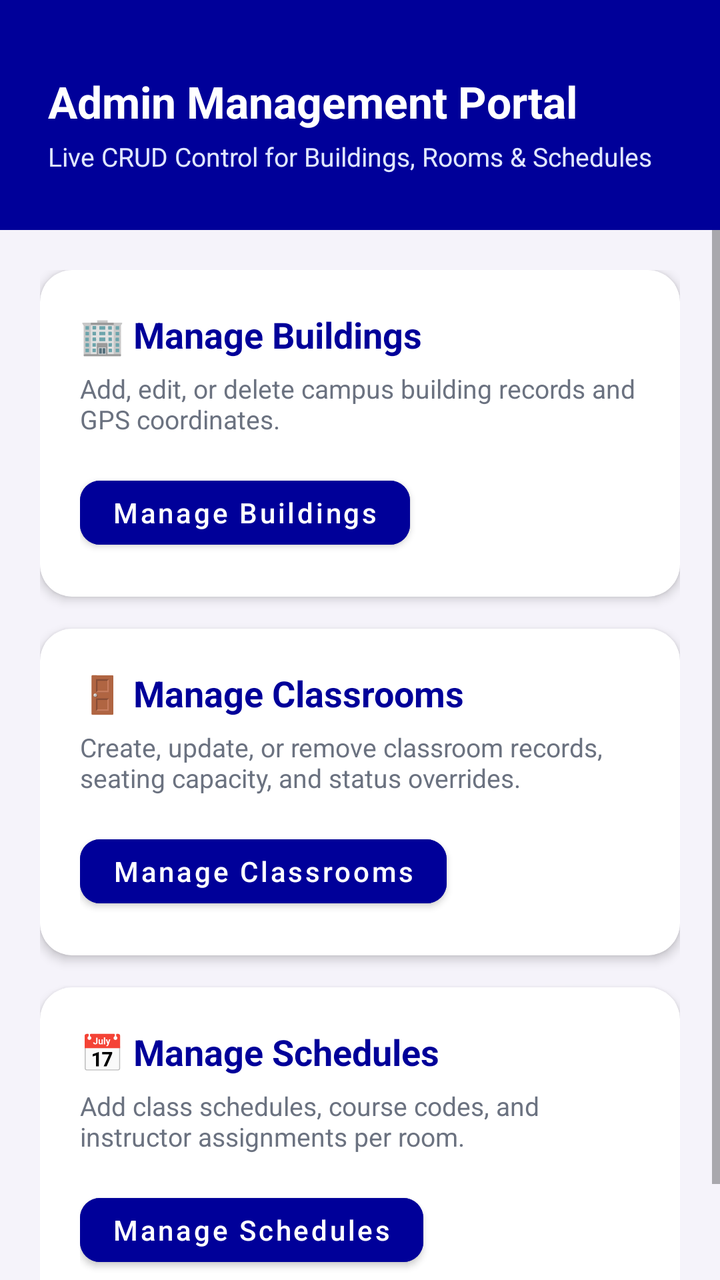
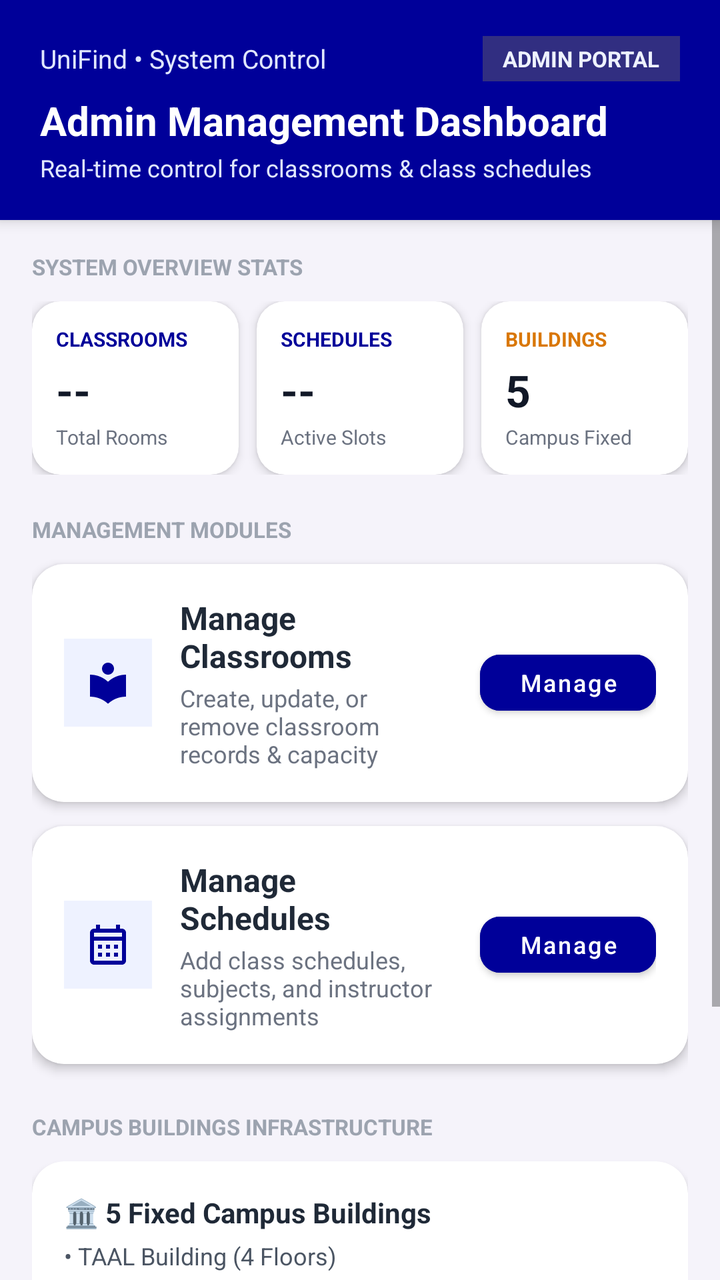

Screens rendered from an Android XML layout before and after an edit, with the pre-edit source and the edit as a unified diff.
<!-- AndroidManifest.xml: application theme Theme.OOPProject -->
<!-- res/layout/fragment_admin_dashboard.xml -->
<?xml version="1.0" encoding="utf-8"?>
<LinearLayout xmlns:android="http://schemas.android.com/apk/res/android"
    xmlns:app="http://schemas.android.com/apk/res-auto"
    xmlns:tools="http://schemas.android.com/tools"
    android:layout_width="match_parent"
    android:layout_height="match_parent"
    android:background="#F5F3FA"
    android:orientation="vertical"
    tools:context=".frontEnd.AdminDashboardFragment">

    
    <LinearLayout
        android:layout_width="match_parent"
        android:layout_height="wrap_content"
        android:background="@color/dark_purple"
        android:orientation="vertical"
        android:paddingHorizontal="24dp"
        android:paddingTop="36dp"
        android:paddingBottom="28dp">

        <TextView
            android:layout_width="wrap_content"
            android:layout_height="wrap_content"
            android:text="Admin Management Portal"
            android:textColor="#FFFFFF"
            android:textSize="22sp"
            android:textStyle="bold" />

        <TextView
            android:layout_width="wrap_content"
            android:layout_height="wrap_content"
            android:layout_marginTop="4dp"
            android:text="Live CRUD Control for Buildings, Rooms &amp; Schedules"
            android:textColor="#E0E7FF"
            android:textSize="13sp" />
    </LinearLayout>

    <ScrollView
        android:layout_width="match_parent"
        android:layout_height="0dp"
        android:layout_weight="1"
        android:fillViewport="true">

        <LinearLayout
            android:layout_width="match_parent"
            android:layout_height="wrap_content"
            android:orientation="vertical"
            android:padding="20dp">

            
            <com.google.android.material.card.MaterialCardView
                android:id="@+id/cardManageBuildings"
                android:layout_width="match_parent"
                android:layout_height="wrap_content"
                android:layout_marginBottom="16dp"
                app:cardBackgroundColor="#FFFFFF"
                app:cardCornerRadius="16dp"
                app:cardElevation="3dp"
                app:strokeWidth="0dp">

                <LinearLayout
                    android:layout_width="match_parent"
                    android:layout_height="wrap_content"
                    android:orientation="vertical"
                    android:padding="20dp">

                    <TextView
                        android:layout_width="wrap_content"
                        android:layout_height="wrap_content"
                        android:text="🏢 Manage Buildings"
                        android:textColor="@color/dark_purple"
                        android:textSize="18sp"
                        android:textStyle="bold" />

                    <TextView
                        android:layout_width="wrap_content"
                        android:layout_height="wrap_content"
                        android:layout_marginTop="6dp"
                        android:text="Add, edit, or delete campus building records and GPS coordinates."
                        android:textColor="#6B7280"
                        android:textSize="13sp" />

                    <com.google.android.material.button.MaterialButton
                        android:id="@+id/btnGoBuildings"
                        android:layout_width="wrap_content"
                        android:layout_height="44dp"
                        android:layout_marginTop="16dp"
                        android:backgroundTint="@color/dark_purple"
                        android:text="Manage Buildings"
                        android:textAllCaps="false"
                        android:textColor="#FFFFFF"
                        app:cornerRadius="10dp" />
                </LinearLayout>
            </com.google.android.material.card.MaterialCardView>

            
            <com.google.android.material.card.MaterialCardView
                android:id="@+id/cardManageClassrooms"
                android:layout_width="match_parent"
                android:layout_height="wrap_content"
                android:layout_marginBottom="16dp"
                app:cardBackgroundColor="#FFFFFF"
                app:cardCornerRadius="16dp"
                app:cardElevation="3dp"
                app:strokeWidth="0dp">

                <LinearLayout
                    android:layout_width="match_parent"
                    android:layout_height="wrap_content"
                    android:orientation="vertical"
                    android:padding="20dp">

                    <TextView
                        android:layout_width="wrap_content"
                        android:layout_height="wrap_content"
                        android:text="🚪 Manage Classrooms"
                        android:textColor="@color/dark_purple"
                        android:textSize="18sp"
                        android:textStyle="bold" />

                    <TextView
                        android:layout_width="wrap_content"
                        android:layout_height="wrap_content"
                        android:layout_marginTop="6dp"
                        android:text="Create, update, or remove classroom records, seating capacity, and status overrides."
                        android:textColor="#6B7280"
                        android:textSize="13sp" />

                    <com.google.android.material.button.MaterialButton
                        android:id="@+id/btnGoClassrooms"
                        android:layout_width="wrap_content"
                        android:layout_height="44dp"
                        android:layout_marginTop="16dp"
                        android:backgroundTint="@color/dark_purple"
                        android:text="Manage Classrooms"
                        android:textAllCaps="false"
                        android:textColor="#FFFFFF"
                        app:cornerRadius="10dp" />
                </LinearLayout>
            </com.google.android.material.card.MaterialCardView>

            
            <com.google.android.material.card.MaterialCardView
                android:id="@+id/cardManageSchedules"
                android:layout_width="match_parent"
                android:layout_height="wrap_content"
                android:layout_marginBottom="16dp"
                app:cardBackgroundColor="#FFFFFF"
                app:cardCornerRadius="16dp"
                app:cardElevation="3dp"
                app:strokeWidth="0dp">

                <LinearLayout
                    android:layout_width="match_parent"
                    android:layout_height="wrap_content"
                    android:orientation="vertical"
                    android:padding="20dp">

                    <TextView
                        android:layout_width="wrap_content"
                        android:layout_height="wrap_content"
                        android:text="📅 Manage Schedules"
                        android:textColor="@color/dark_purple"
                        android:textSize="18sp"
                        android:textStyle="bold" />

                    <TextView
                        android:layout_width="wrap_content"
                        android:layout_height="wrap_content"
                        android:layout_marginTop="6dp"
                        android:text="Add class schedules, course codes, and instructor assignments per room."
                        android:textColor="#6B7280"
                        android:textSize="13sp" />

                    <com.google.android.material.button.MaterialButton
                        android:id="@+id/btnGoSchedules"
                        android:layout_width="wrap_content"
                        android:layout_height="44dp"
                        android:layout_marginTop="16dp"
                        android:backgroundTint="@color/dark_purple"
                        android:text="Manage Schedules"
                        android:textAllCaps="false"
                        android:textColor="#FFFFFF"
                        app:cornerRadius="10dp" />
                </LinearLayout>
            </com.google.android.material.card.MaterialCardView>

        </LinearLayout>
    </ScrollView>
</LinearLayout>
<!-- resources referenced by this layout -->
<resources>
  <color name="dark_purple">#FF000099</color>
  <style name="Theme.OOPProject" parent="Theme.MaterialComponents.Light.NoActionBar">
          
          <item name="colorPrimary">@color/purple_500</item>
          <item name="colorPrimaryVariant">@color/purple_700</item>
          <item name="colorOnPrimary">@color/white</item>
          
          <item name="colorSecondary">@color/teal_200</item>
          <item name="colorSecondaryVariant">@color/teal_700</item>
          <item name="colorOnSecondary">@color/black</item>
          
          <item name="android:statusBarColor">@color/dark_purple</item>
          
          <item name="android:windowBackground">@color/dark_purple</item>
          <item name="android:windowSplashScreenBackground" tools:targetApi="s">@color/dark_purple</item>
          <item name="android:windowSplashScreenAnimatedIcon" tools:targetApi="s">@drawable/app_logo</item>
      </style>
  <color name="purple_500">#FF6200EE</color>
  <color name="purple_700">#FF3700B3</color>
  <color name="white">#FFFFFFFF</color>
  <color name="teal_200">#FF03DAC5</color>
  <color name="teal_700">#FF018786</color>
  <color name="black">#FF000000</color>
  <!-- drawable app_logo: png bitmap (drawable, 403426 bytes) -->
</resources>

<!-- the commit's change to res/layout/fragment_admin_dashboard.xml (unified diff, before → after) -->
@@ -13,43 +13,302 @@
         android:layout_width="match_parent"
         android:layout_height="wrap_content"
         android:background="@color/dark_purple"
+        android:elevation="4dp"
         android:orientation="vertical"
-        android:paddingHorizontal="24dp"
-        android:paddingTop="36dp"
-        android:paddingBottom="28dp">
+        android:paddingHorizontal="20dp"
+        android:paddingVertical="18dp">
+
+        <RelativeLayout
+            android:layout_width="match_parent"
+            android:layout_height="wrap_content">
+
+            <TextView
+                android:layout_width="wrap_content"
+                android:layout_height="wrap_content"
+                android:layout_centerVertical="true"
+                android:text="UniFind • System Control"
+                android:textColor="#E0E7FF"
+                android:textSize="13sp" />
+
+            <TextView
+                android:layout_width="wrap_content"
+                android:layout_height="wrap_content"
+                android:layout_alignParentEnd="true"
+                android:layout_centerVertical="true"
+                android:background="#312E81"
+                android:paddingHorizontal="10dp"
+                android:paddingVertical="4dp"
+                android:text="ADMIN PORTAL"
+                android:textColor="#EEF2FF"
+                android:textSize="11sp"
+                android:textStyle="bold" />
+        </RelativeLayout>
 
         <TextView
             android:layout_width="wrap_content"
             android:layout_height="wrap_content"
-            android:text="Admin Management Portal"
+            android:layout_marginTop="6dp"
+            android:text="Admin Management Dashboard"
             android:textColor="#FFFFFF"
-            android:textSize="22sp"
+            android:textSize="20sp"
             android:textStyle="bold" />
 
         <TextView
             android:layout_width="wrap_content"
             android:layout_height="wrap_content"
-            android:layout_marginTop="4dp"
-            android:text="Live CRUD Control for Buildings, Rooms &amp; Schedules"
+            android:layout_marginTop="2dp"
+            android:text="Real-time control for classrooms &amp; class schedules"
             android:textColor="#E0E7FF"
-            android:textSize="13sp" />
+            android:textSize="12sp" />
     </LinearLayout>
 
     <ScrollView
         android:layout_width="match_parent"
         android:layout_height="0dp"
         android:layout_weight="1"
+        android:clipToPadding="false"
         android:fillViewport="true">
 
         <LinearLayout
             android:layout_width="match_parent"
             android:layout_height="wrap_content"
             android:orientation="vertical"
-            android:padding="20dp">
+            android:paddingHorizontal="16dp"
+            android:paddingTop="16dp"
+            android:paddingBottom="100dp">
+
+            
+            <TextView
+                android:layout_width="wrap_content"
+                android:layout_height="wrap_content"
+                android:layout_marginBottom="10dp"
+                android:text="SYSTEM OVERVIEW STATS"
+                android:textColor="#9CA3AF"
+                android:textSize="11sp"
+                android:textStyle="bold" />
+
+            <LinearLayout
+                android:layout_width="match_parent"
+                android:layout_height="wrap_content"
+                android:baselineAligned="false"
+                android:orientation="horizontal">
+
+                
+                <com.google.android.material.card.MaterialCardView
+                    android:layout_width="0dp"
+                    android:layout_height="wrap_content"
+                    android:layout_marginEnd="6dp"
+                    android:layout_weight="1"
+                    app:cardBackgroundColor="#FFFFFF"
+                    app:cardCornerRadius="14dp"
+                    app:cardElevation="3dp"
+                    app:strokeWidth="0dp">
+
+                    <LinearLayout
+                        android:layout_width="match_parent"
+                        android:layout_height="wrap_content"
+                        android:orientation="vertical"
+                        android:padding="12dp">
+
+                        <TextView
+                            android:layout_width="wrap_content"
+                            android:layout_height="wrap_content"
+                            android:text="CLASSROOMS"
+                            android:textColor="@color/dark_purple"
+                            android:textSize="10sp"
+                            android:textStyle="bold" />
+
+                        <TextView
+                            android:id="@+id/tvAdminClassroomsCount"
+                            android:layout_width="wrap_content"
+                            android:layout_height="wrap_content"
+                            android:layout_marginTop="4dp"
+                            android:text="--"
+                            android:textColor="#111827"
+                            android:textSize="22sp"
+                            android:textStyle="bold" />
+
+                        <TextView
+                            android:layout_width="wrap_content"
+                            android:layout_height="wrap_content"
+                            android:layout_marginTop="2dp"
+                            android:text="Total Rooms"
+                            android:textColor="#6B7280"
+                            android:textSize="10sp" />
+                    </LinearLayout>
+                </com.google.android.material.card.MaterialCardView>
+
+                
+                <com.google.android.material.card.MaterialCardView
+                    android:layout_width="0dp"
+                    android:layout_height="wrap_content"
+                    android:layout_marginHorizontal="3dp"
+                    android:layout_weight="1"
+                    app:cardBackgroundColor="#FFFFFF"
+                    app:cardCornerRadius="14dp"
+                    app:cardElevation="3dp"
+                    app:strokeWidth="0dp">
+
+                    <LinearLayout
+                        android:layout_width="match_parent"
+                        android:layout_height="wrap_content"
+                        android:orientation="vertical"
+                        android:padding="12dp">
+
+                        <TextView
+                            android:layout_width="wrap_content"
+                            android:layout_height="wrap_content"
+                            android:text="SCHEDULES"
+                            android:textColor="@color/dark_purple"
+                            android:textSize="10sp"
+                            android:textStyle="bold" />
+
+                        <TextView
+                            android:id="@+id/tvAdminSchedulesCount"
+                            android:layout_width="wrap_content"
+                            android:layout_height="wrap_content"
+                            android:layout_marginTop="4dp"
+                            android:text="--"
+                            android:textColor="#111827"
+                            android:textSize="22sp"
+                            android:textStyle="bold" />
+
+                        <TextView
+                            android:layout_width="wrap_content"
+                            android:layout_height="wrap_content"
+                            android:layout_marginTop="2dp"
+                            android:text="Active Slots"
+                            android:textColor="#6B7280"
+                            android:textSize="10sp" />
+                    </LinearLayout>
+                </com.google.android.material.card.MaterialCardView>
+
+                
+                <com.google.android.material.card.MaterialCardView
+                    android:layout_width="0dp"
+                    android:layout_height="wrap_content"
+                    android:layout_marginStart="6dp"
+                    android:layout_weight="1"
+                    app:cardBackgroundColor="#FFFFFF"
+                    app:cardCornerRadius="14dp"
+                    app:cardElevation="3dp"
+                    app:strokeWidth="0dp">
+
+                    <LinearLayout
+                        android:layout_width="match_parent"
+                        android:layout_height="wrap_content"
+                        android:orientation="vertical"
+                        android:padding="12dp">
+
+                        <TextView
+                            android:layout_width="wrap_content"
+                            android:layout_height="wrap_content"
+                            android:text="BUILDINGS"
+                            android:textColor="#D97706"
+                            android:textSize="10sp"
+                            android:textStyle="bold" />
+
+                        <TextView
+                            android:id="@+id/tvAdminBuildingsCount"
+                            android:layout_width="wrap_content"
+                            android:layout_height="wrap_content"
+                            android:layout_marginTop="4dp"
+                            android:text="5"
+                            android:textColor="#111827"
+                            android:textSize="22sp"
+                            android:textStyle="bold" />
+
+                        <TextView
+                            android:layout_width="wrap_content"
+                            android:layout_height="wrap_content"
+                            android:layout_marginTop="2dp"
+                            android:text="Campus Fixed"
+                            android:textColor="#6B7280"
+                            android:textSize="10sp" />
+                    </LinearLayout>
+                </com.google.android.material.card.MaterialCardView>
+            </LinearLayout>
+
+            
+            <TextView
+                android:layout_width="wrap_content"
+                android:layout_height="wrap_content"
+                android:layout_marginTop="20dp"
+                android:layout_marginBottom="10dp"
+                android:text="MANAGEMENT MODULES"
+                android:textColor="#9CA3AF"
+                android:textSize="11sp"
+                android:textStyle="bold" />
 
             
             <com.google.android.material.card.MaterialCardView
-                android:id="@+id/cardManageBuildings"
+                android:id="@+id/cardManageClassrooms"
+                android:layout_width="match_parent"
+                android:layout_height="wrap_content"
+                android:layout_marginBottom="12dp"
+                app:cardBackgroundColor="#FFFFFF"
+                app:cardCornerRadius="16dp"
+                app:cardElevation="3dp"
+                app:strokeWidth="0dp">
+
+                <LinearLayout
+                    android:layout_width="match_parent"
+                    android:layout_height="wrap_content"
+                    android:gravity="center_vertical"
+                    android:orientation="horizontal"
+                    android:padding="16dp">
+
+                    <ImageView
+                        android:layout_width="44dp"
+                        android:layout_height="44dp"
+                        android:background="#EEF2FF"
+                        android:contentDescription="Classrooms"
+                        android:padding="10dp"
+                        android:src="@drawable/ic_classrooms"
+                        app:tint="@color/dark_purple" />
+
+                    <LinearLayout
+                        android:layout_width="0dp"
+                        android:layout_height="wrap_content"
+                        android:layout_marginStart="14dp"
+                        android:layout_marginEnd="12dp"
+                        android:layout_weight="1"
+                        android:orientation="vertical">
+
+                        <TextView
+                            android:layout_width="wrap_content"
+                            android:layout_height="wrap_content"
+                            android:text="Manage Classrooms"
+                            android:textColor="#1F2937"
+                            android:textSize="16sp"
+                            android:textStyle="bold" />
+
+                        <TextView
+                            android:layout_width="wrap_content"
+                            android:layout_height="wrap_content"
+                            android:layout_marginTop="2dp"
+                            android:text="Create, update, or remove classroom records &amp; capacity"
+                            android:textColor="#6B7280"
+                            android:textSize="12sp" />
+                    </LinearLayout>
+
+                    <com.google.android.material.button.MaterialButton
+                        android:id="@+id/btnGoClassrooms"
+                        android:layout_width="wrap_content"
+                        android:layout_height="40dp"
+                        android:layout_marginStart="8dp"
+                        android:backgroundTint="@color/dark_purple"
+                        android:text="Manage"
+                        android:textAllCaps="false"
+                        android:textColor="#FFFFFF"
+                        android:textSize="12sp"
+                        app:cornerRadius="10dp" />
+                </LinearLayout>
+            </com.google.android.material.card.MaterialCardView>
+
+            
+            <com.google.android.material.card.MaterialCardView
+                android:id="@+id/cardManageSchedules"
                 android:layout_width="match_parent"
                 android:layout_height="wrap_content"
                 android:layout_marginBottom="16dp"
@@ -61,127 +320,99 @@
                 <LinearLayout
                     android:layout_width="match_parent"
                     android:layout_height="wrap_content"
-                    android:orientation="vertical"
-                    android:padding="20dp">
-
-                    <TextView
+                    android:gravity="center_vertical"
+                    android:orientation="horizontal"
+                    android:padding="16dp">
+
+                    <ImageView
+                        android:layout_width="44dp"
+                        android:layout_height="44dp"
+                        android:background="#EEF2FF"
+                        android:contentDescription="Schedules"
+                        android:padding="10dp"
+                        android:src="@drawable/ic_schedule"
+                        app:tint="@color/dark_purple" />
+
+                    <LinearLayout
+                        android:layout_width="0dp"
+                        android:layout_height="wrap_content"
+                        android:layout_marginStart="14dp"
+                        android:layout_marginEnd="12dp"
+                        android:layout_weight="1"
+                        android:orientation="vertical">
+
+                        <TextView
+                            android:layout_width="wrap_content"
+                            android:layout_height="wrap_content"
+                            android:text="Manage Schedules"
+                            android:textColor="#1F2937"
+                            android:textSize="16sp"
+                            android:textStyle="bold" />
+
+                        <TextView
+                            android:layout_width="wrap_content"
+                            android:layout_height="wrap_content"
+                            android:layout_marginTop="2dp"
+                            android:text="Add class schedules, subjects, and instructor assignments"
+                            android:textColor="#6B7280"
+                            android:textSize="12sp" />
+                    </LinearLayout>
+
+                    <com.google.android.material.button.MaterialButton
+                        android:id="@+id/btnGoSchedules"
                         android:layout_width="wrap_content"
-                        android:layout_height="wrap_content"
-                        android:text="🏢 Manage Buildings"
-                        android:textColor="@color/dark_purple"
-                        android:textSize="18sp"
-                        android:textStyle="bold" />
-
-                    <TextView
-                        android:layout_width="wrap_content"
-                        android:layout_height="wrap_content"
-                        android:layout_marginTop="6dp"
-                        android:text="Add, edit, or delete campus building records and GPS coordinates."
-                        android:textColor="#6B7280"
-                        android:textSize="13sp" />
-
-                    <com.google.android.material.button.MaterialButton
-                        android:id="@+id/btnGoBuildings"
-                        android:layout_width="wrap_content"
-                        android:layout_height="44dp"
-                        android:layout_marginTop="16dp"
+                        android:layout_height="40dp"
+                        android:layout_marginStart="8dp"
                         android:backgroundTint="@color/dark_purple"
-                        android:text="Manage Buildings"
+                        android:text="Manage"
                         android:textAllCaps="false"
                         android:textColor="#FFFFFF"
+                        android:textSize="12sp"
                         app:cornerRadius="10dp" />
                 </LinearLayout>
             </com.google.android.material.card.MaterialCardView>
 
             
+            <TextView
+                android:layout_width="wrap_content"
+                android:layout_height="wrap_content"
+                android:layout_marginTop="8dp"
+                android:layout_marginBottom="10dp"
+                android:text="CAMPUS BUILDINGS INFRASTRUCTURE"
+                android:textColor="#9CA3AF"
+                android:textSize="11sp"
+                android:textStyle="bold" />
+
             <com.google.android.material.card.MaterialCardView
-                android:id="@+id/cardManageClassrooms"
                 android:layout_width="match_parent"
                 android:layout_height="wrap_content"
-                android:layout_marginBottom="16dp"
                 app:cardBackgroundColor="#FFFFFF"
                 app:cardCornerRadius="16dp"
-                app:cardElevation="3dp"
+                app:cardElevation="2dp"
                 app:strokeWidth="0dp">
 
                 <LinearLayout
                     android:layout_width="match_parent"
                     android:layout_height="wrap_content"
                     android:orientation="vertical"
-                    android:padding="20dp">
+                    android:padding="16dp">
 
                     <TextView
                         android:layout_width="wrap_content"
                         android:layout_height="wrap_content"
-                        android:text="🚪 Manage Classrooms"
-                        android:textColor="@color/dark_purple"
-                        android:textSize="18sp"
+                        android:text="🏛️ 5 Fixed Campus Buildings"
+                        android:textColor="#1F2937"
+                        android:textSize="14sp"
                         android:textStyle="bold" />
 
                     <TextView
                         android:layout_width="wrap_content"
                         android:layout_height="wrap_content"
-                        android:layout_marginTop="6dp"
-                        android:text="Create, update, or remove classroom records, seating capacity, and status overrides."
-                        android:textColor="#6B7280"
-                        android:textSize="13sp" />
-
-                    <com.google.android.material.button.MaterialButton
-                        android:id="@+id/btnGoClassrooms"
-                        android:layout_width="wrap_content"
-                        android:layout_height="44dp"
-                        android:layout_marginTop="16dp"
-                        android:backgroundTint="@color/dark_purple"
-                        android:text="Manage Classrooms"
-                        android:textAllCaps="false"
-                        android:textColor="#FFFFFF"
-                        app:cornerRadius="10dp" />
-                </LinearLayout>
-            </com.google.android.material.card.MaterialCardView>
-
-            
-            <com.google.android.material.card.MaterialCardView
-                android:id="@+id/cardManageSchedules"
-                android:layout_width="match_parent"
-                android:layout_height="wrap_content"
-                android:layout_marginBottom="16dp"
-                app:cardBackgroundColor="#FFFFFF"
-                app:cardCornerRadius="16dp"
-                app:cardElevation="3dp"
-                app:strokeWidth="0dp">
-
-                <LinearLayout
-                    android:layout_width="match_parent"
-                    android:layout_height="wrap_content"
-                    android:orientation="vertical"
-                    android:padding="20dp">
-
-                    <TextView
-                        android:layout_width="wrap_content"
-                        android:layout_height="wrap_content"
-                        android:text="📅 Manage Schedules"
-                        android:textColor="@color/dark_purple"
-                        android:textSize="18sp"
-                        android:textStyle="bold" />
-
-                    <TextView
-                        android:layout_width="wrap_content"
-                        android:layout_height="wrap_content"
-                        android:layout_marginTop="6dp"
-                        android:text="Add class schedules, course codes, and instructor assignments per room."
-                        android:textColor="#6B7280"
-                        android:textSize="13sp" />
-
-                    <com.google.android.material.button.MaterialButton
-                        android:id="@+id/btnGoSchedules"
-                        android:layout_width="wrap_content"
-                        android:layout_height="44dp"
-                        android:layout_marginTop="16dp"
-                        android:backgroundTint="@color/dark_purple"
-                        android:text="Manage Schedules"
-                        android:textAllCaps="false"
-                        android:textColor="#FFFFFF"
-                        app:cornerRadius="10dp" />
+                        android:layout_marginTop="4dp"
+                        android:text="• TAAL Building (4 Floors)\n• CTEB Building (4 Floors)\n• HEB Building (3 Floors)\n• CAS Building (2 Floors)\n• LEMERY Building (2 Floors)"
+                        android:textColor="#4B5563"
+                        android:textSize="12sp"
+                        android:lineSpacingExtra="4dp" />
                 </LinearLayout>
             </com.google.android.material.card.MaterialCardView>
 
<!-- resource entries referenced after the edit -->
@@ -1,6 +1,26 @@
 <!-- resources referenced by this layout -->
 <resources>
   <color name="dark_purple">#FF000099</color>
+  <!-- drawable ic_classrooms (drawable) -->
+  <vector xmlns:android="http://schemas.android.com/apk/res/android"
+      android:width="24dp"
+      android:height="24dp"
+      android:viewportWidth="24"
+      android:viewportHeight="24">
+      <path
+          android:fillColor="#FF000000"
+          android:pathData="M12,11.55C9.64,9.35 6.48,8 3,8v11c3.48,0 6.64,1.35 9,3.55 2.36,-2.19 5.52,-3.55 9,-3.55V8c-3.48,0 -6.64,1.35 -9,3.55zM12,8c1.66,0 3,-1.34 3,-3s-1.34,-3 -3,-3 -3,1.34 -3,3 1.34,3 3,3z" />
+  </vector>
+  <!-- drawable ic_schedule (drawable) -->
+  <vector xmlns:android="http://schemas.android.com/apk/res/android"
+      android:width="24dp"
+      android:height="24dp"
+      android:viewportWidth="24"
+      android:viewportHeight="24">
+    <path
+        android:fillColor="#FF000000"
+        android:pathData="M19,4h-1V2h-2v2H8V2H6v2H5c-1.11,0 -1.99,0.9 -1.99,2L3,20c0,1.1 0.89,2 2,2h14c1.1,0 2,-0.9 2,-2V6c0,-1.1 -0.9,-2 -2,-2zM19,20H5V10h14v10zM19,8H5V6h14v2zM9,14H7v-2h2v2zM13,14h-2v-2h2v2zM17,14h-2v-2h2v2zM9,18H7v-2h2v2zM13,18h-2v-2h2v2zM17,18h-2v-2h2v2z"/>
+  </vector>
   <style name="Theme.OOPProject" parent="Theme.MaterialComponents.Light.NoActionBar">
           
           <item name="colorPrimary">@color/purple_500</item>
